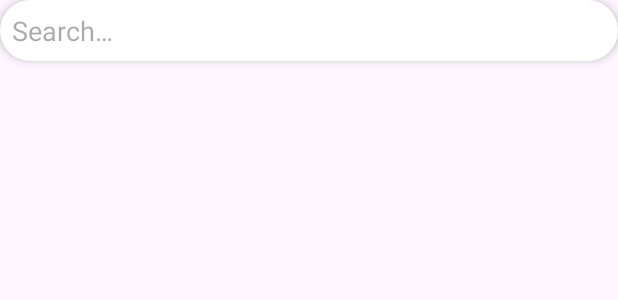
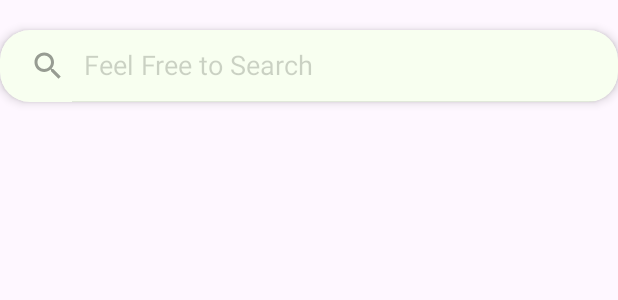
Before and after one commit to xforcevesa/slight-traveller, an Android app: the layout discover_layout.xml on its own in the app's theme, with its tools: preview values and no code run, on a phone screen of 412 x 824 dp. Shown: the top 300 px of the screen. Run offline under Robolectric (Android 15) with nearby library versions, the phone set to English and light mode, and no system bars.

Commit message:
Comments added & Bug Fixed

```diff
--- a/stapp/app/src/main/AndroidManifest.xml
+++ b/stapp/app/src/main/AndroidManifest.xml
@@ -2,6 +2,7 @@
 <manifest xmlns:android="http://schemas.android.com/apk/res/android"
     xmlns:tools="http://schemas.android.com/tools">
 
+    <uses-permission android:name="android.permission.INTERNET" />
     <application
         android:allowBackup="true"
         android:dataExtractionRules="@xml/data_extraction_rules"
--- a/stapp/app/src/main/res/drawable/search_edit_text_background.xml
+++ b/stapp/app/src/main/res/drawable/search_edit_text_background.xml
@@ -1,7 +1,7 @@
 <!-- res/drawable/edit_text_background.xml -->
 <shape xmlns:android="http://schemas.android.com/apk/res/android"
     android:shape="rectangle">
-    <solid android:color="@android:color/transparent" />
+    <solid android:color="#77EFFFDF" />
     <stroke
         android:width="0dp"
         android:color="@color/search_bar_color" />
--- a/stapp/app/src/main/res/layout/dashboard_layout.xml
+++ b/stapp/app/src/main/res/layout/dashboard_layout.xml
@@ -22,7 +22,7 @@
             app:cardCornerRadius="16dp"
             app:cardElevation="4dp"
             android:layout_marginTop="24sp"
-            android:layout_marginStart="20sp"
+            android:layout_marginStart="28sp"
             android:layout_centerVertical="true"
             >
 
@@ -39,7 +39,7 @@
             android:layout_width="170sp"
             android:layout_height="wrap_content"
             android:layout_toEndOf="@id/user_avatar"
-            android:layout_marginStart="35sp"
+            android:layout_marginStart="28sp"
             android:orientation="vertical"
             android:layout_centerVertical="true"
             >
--- a/stapp/app/src/main/res/layout/discover_layout.xml
+++ b/stapp/app/src/main/res/layout/discover_layout.xml
@@ -6,19 +6,20 @@
     android:id="@+id/discover_layout">
 
     <androidx.cardview.widget.CardView
+        android:layout_marginTop="20sp"
         android:layout_width="match_parent"
         android:layout_height="wrap_content"
         app:cardCornerRadius="20dp"
+        android:background="@drawable/search_edit_text_background"
         app:cardElevation="4dp">
 
-        <EditText
-            android:inputType="text"
+        <SearchView
+            android:id="@+id/searchView"
             android:layout_width="match_parent"
             android:layout_height="wrap_content"
-            android:hint="@string/search_hint"
-            android:padding="8dp"
-            android:background="@drawable/search_edit_text_background"
-            android:autofillHints="Enter the keywords..."
+            android:iconifiedByDefault="false"
+            android:foreground="@drawable/search_edit_text_background"
+            android:queryHint="@string/search_hint"
             />
 
     </androidx.cardview.widget.CardView>
--- a/stapp/app/src/main/res/values/strings.xml
+++ b/stapp/app/src/main/res/values/strings.xml
@@ -8,7 +8,7 @@
     <string name="experiences">Experiences</string>
     <string name="adventures">Adventures</string>
     <string name="activities">Activities</string>
-    <string name="search_hint">Search&#8230;</string>
+    <string name="search_hint">Feel Free to Search</string>
     <string name="user_avatar">User Avatar</string>
     <string name="user_name">nomodeset</string>
     <string name="user_id">UID: 3390270462</string>
```
Also changed, not shown: stapp/app/src/main/java/com/xvesa/stapp/MainActivity.kt (+9 -0 lines), stapp/app/src/main/java/com/xvesa/stapp/NavigationHandler.kt (+68 -2 lines), stapp/app/src/main/res/drawable/home_original.xml (+16 -51 lines).
